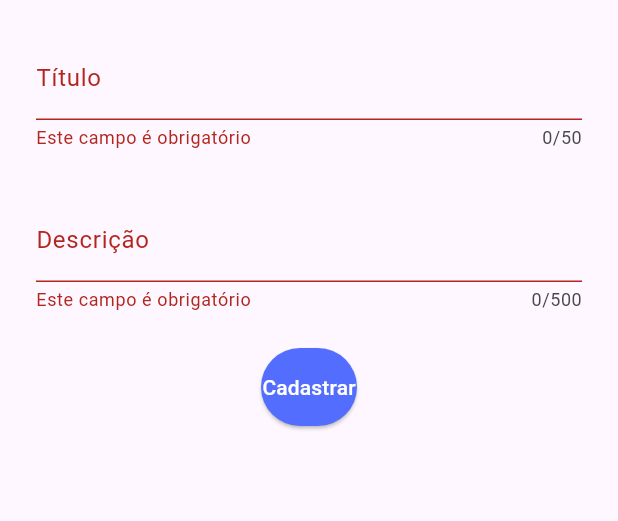
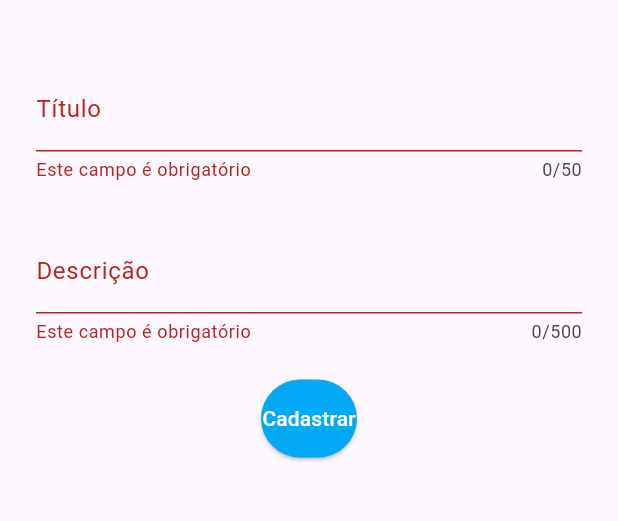
Before and after one commit to MachadoGabriel97/diferLab-app, a Flutter app: the TelaNovaAnotacao screen opened by its route, after a tap on "Cadastrar", on a phone screen of 412 x 824 dp, the part 84-605 px from its top. Run offline on Flutter 3.47's test engine with Material 3 defaults, Android fonts, the phone set to English and light mode, and no system bars; our stand-ins replace cloud_firestore, firebase_auth, firebase_core, firebase_storage, image_picker; missing offline and left inert: dart:html; accounts and stored records are empty.

Commit message:
fix: correção e implementação completa do CRUD da tela de anotações. Criado campo para armazenar o documentoId e especificado o retorno ao armazenar no metodo busca anotacoes, transformado os metodos atualizarAnotacao,deletarAnotacao em estático. Adicionado opcao ='A' para atualizar e 'C' para 'Cadastro' Novo. Adicionado o campo de opcao e documentoID e feito controle para inicializar campos somente se for a opcao atualizar. Adicionado validacao pro componente do ID aparecer caso ele exista. Criado condicionais para as opções de Cadastro ou atualização na cor e texto do botão. Bem como na chamada do metodo de atualização em si.

```diff
--- a/lib/servicos/CadastroAnotacaoServico.dart
+++ b/lib/servicos/CadastroAnotacaoServico.dart
@@ -1,16 +1,18 @@
 import 'package:cloud_firestore/cloud_firestore.dart';
 
 class CadastroAnotacaoServico {
+  String? documentoId;
   final String titulo;
   final String descricao;
   final DateTime data;
   final String usuario_email;
 
-  final db = FirebaseFirestore.instance;
+  static final  db = FirebaseFirestore.instance;
 
   CadastroAnotacaoServico(
-      {required this.descricao,
+      {this.documentoId,
       required this.titulo,
+        required this.descricao,
         required this.data,
       required this.usuario_email}) {
     final docRef =
@@ -22,9 +24,10 @@ class CadastroAnotacaoServico {
     });
   }
 
-  Map<String, dynamic> toMap() {
+   Map<String, dynamic> toMap() {
     return {
       "titulo": titulo,
+      'documentoId': documentoId,
       "descricao": descricao,
       "data":data,
       "usuario_email": usuario_email
@@ -40,7 +43,13 @@ class CadastroAnotacaoServico {
           .get();
 
       for (QueryDocumentSnapshot doc in querySnapshot.docs) {
-        anotacoes.add(doc.data() as Map<String, dynamic>);
+        anotacoes.add({
+          'documentoId': doc.id, // Armazena o documentoId
+          'titulo': doc['titulo'],
+          'descricao': doc['descricao'],
+          'data': doc['data'],
+          'usuario_email': doc['usuario_email'],
+        });
       }
 
       if (anotacoes.isEmpty) {
@@ -53,17 +62,17 @@ class CadastroAnotacaoServico {
     return anotacoes;
   }
 
-  Future<void> atualizarAnotacao(String docId) async {
+  static Future<void> atualizarAnotacao(String docId, Map<String,dynamic> novosValores) async {
     final docRef = db.collection("anotacoes").doc(docId);
     try {
-      await docRef.update(toMap());
+      await docRef.update(novosValores);
       print('Documento atualizado com sucesso: $docId');
     } catch (error) {
       print('Erro ao atualizar o documento: $error');
     }
   }
 
-  Future<void> deletarAnotacao(String docId) async {
+  static Future<void> deletarAnotacao(String docId) async {
     final docRef = db.collection("anotacoes").doc(docId);
     try {
       await docRef.delete();
--- a/lib/telas/TelaAnotacoes.dart
+++ b/lib/telas/TelaAnotacoes.dart
@@ -1,12 +1,10 @@
 import 'package:flutter/material.dart';
 import 'package:navigator_project/componentes/componenteAppBar.dart';
 import 'package:navigator_project/componentes/componenteMenu.dart';
-
 import '../componentes/componenteListaAnotacoes.dart';
 
 class TelaAnotacoes extends StatefulWidget {
   const TelaAnotacoes({super.key});
-
   @override
   State<TelaAnotacoes> createState() => _TelaAnotacoesState();
 }
@@ -17,7 +15,6 @@ class _TelaAnotacoesState extends State<TelaAnotacoes> {
   @override
   void initState() {
     super.initState();
-
     Future.delayed(Duration.zero, () {
       final Map arguments = ModalRoute.of(context)!.settings.arguments as Map;
       setState(() {
@@ -41,7 +38,7 @@ class _TelaAnotacoesState extends State<TelaAnotacoes> {
       ),
       floatingActionButton: FloatingActionButton(
         onPressed: () {
-               Navigator.pushReplacementNamed(context, "/NovaAnotacao",arguments: {'email':email});
+               Navigator.pushReplacementNamed(context, "/NovaAnotacao",arguments: {'email':email,'opcao':'C'});
             },
         tooltip: "Nova anotação",
         backgroundColor: Colors.blueAccent,
--- a/lib/telas/TelaNovaAnotacao.dart
+++ b/lib/telas/TelaNovaAnotacao.dart
@@ -1,6 +1,5 @@
 import 'package:flutter/material.dart';
 import 'package:navigator_project/componentes/componenteElevatedButton.dart';
-
 import '../componentes/componenteAppBar.dart';
 import '../componentes/componenteEditText.dart';
 import '../componentes/componenteMenu.dart';
@@ -8,19 +7,17 @@ import '../servicos/CadastroAnotacaoServico.dart';
 
 class TelaNovaAnotacao extends StatefulWidget {
   TelaNovaAnotacao({super.key});
-
   final _formKey = GlobalKey<FormState>();
-
   @override
   State<TelaNovaAnotacao> createState() => _TelaNovaAnotacaoState();
 }
 
 class _TelaNovaAnotacaoState extends State<TelaNovaAnotacao> {
-
   late TextEditingController controllerTitulo = TextEditingController();
   late TextEditingController controllerDescricao = TextEditingController();
   late String email='';
-
+  late String opcao='C';//A-Atualizar - C-Cadastrar
+  late String documentoId ='';
   @override
   void initState() {
     super.initState();
@@ -28,8 +25,12 @@ class _TelaNovaAnotacaoState extends State<TelaNovaAnotacao> {
     Future.delayed(Duration.zero, () {
       final Map arguments = ModalRoute.of(context)!.settings.arguments as Map;
       setState(() {
+        if(arguments['opcao']=='A'){
           controllerTitulo = TextEditingController(text: arguments['titulo']);
           controllerDescricao = TextEditingController(text: arguments['descricao']);
+          documentoId  = arguments['documentoId'];
+        }
+        opcao = arguments['opcao'];
         email = arguments['email'];
       });
     });
@@ -51,6 +52,7 @@ class _TelaNovaAnotacaoState extends State<TelaNovaAnotacao> {
             mainAxisAlignment: MainAxisAlignment.start,
             crossAxisAlignment: CrossAxisAlignment.center,
             children: [
+              documentoId != '' ? Text('Identificador: $documentoId',style: const TextStyle(fontWeight: FontWeight.bold),): const Text(''),
               ComponenteEditText(
                   textoLabel: "Título",
                   valorParametro: 'titulo',
@@ -67,21 +69,28 @@ class _TelaNovaAnotacaoState extends State<TelaNovaAnotacao> {
               const SizedBox(height: 16),
               ComponenteElevatedButton(
                 formKey: widget._formKey,
-                corDoBotao: Colors.indigoAccent,
-                tituloBotao: "Cadastrar",
+                corDoBotao: opcao=='C'? Colors.lightBlue : Colors.green,
+                tituloBotao: opcao=='C'? "Cadastrar" : 'Atualizar',
                 fechaTela: false,
-                mensagem_snackbar: "Cadastro realizado com sucesso.",
+                mensagem_snackbar: opcao=='C'? "Cadastro realizado com sucesso." : "Atualizado com sucesso.",
                 funcao: () {
                   //valida os campos, caso estejam validos, cadastra.
                   if (widget._formKey.currentState!.validate()) {
                     //chamada ao servico de cadastro da anotacao
+                    Map<String,dynamic> novosValores = {};
+                    novosValores['titulo'] =  controllerTitulo.text.toString();
+                    novosValores['descricao'] =   controllerDescricao.text.toString();
+                    novosValores['data'] =   DateTime.now();
+                    if(opcao=='C'){
                       CadastroAnotacaoServico(
                         descricao: controllerDescricao.text.toString(),
                         titulo: controllerTitulo.text.toString(),
                         data: DateTime.now(),
                         usuario_email: email,
                       );
-                   //fecha tela e abre a tela inicial
+                    }else{
+                      CadastroAnotacaoServico.atualizarAnotacao(documentoId, novosValores);
+                    }
                    Navigator.pushReplacementNamed(context, '/anotacoes',arguments: {'email': email});
                   }
                 },
```
Lines whose indentation alone changed are shown as unchanged.
